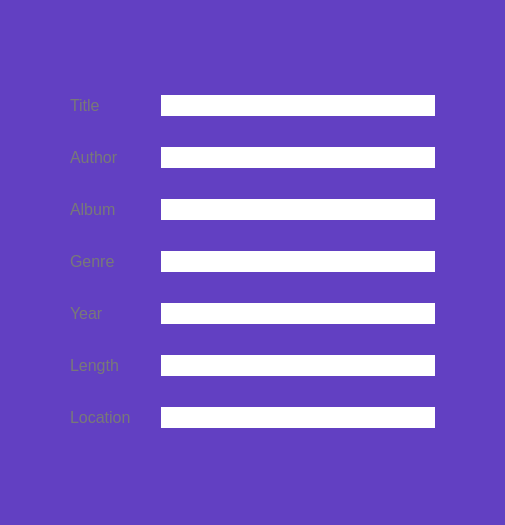
First picture: the form in App/resources/ui/PropertiesWidget.ui, repository senatrkosarev/AudioPlayer, before the edit.
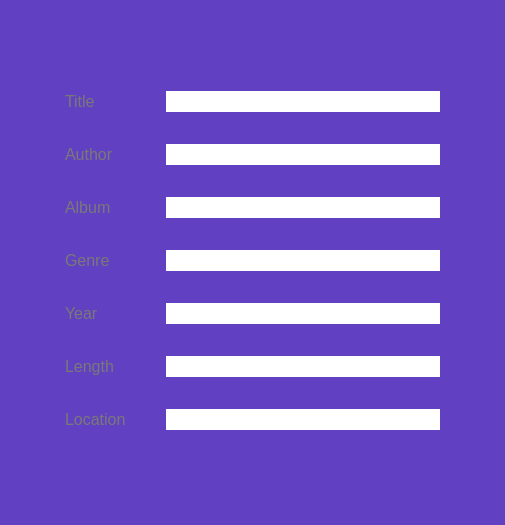
Second picture: the form after the edit. Icons and pictures are not drawn.

Commit message: Fix 'Properties' window UI

Patch:
```diff
--- a/App/resources/ui/PropertiesWidget.ui
+++ b/App/resources/ui/PropertiesWidget.ui
@@ -33,19 +33,19 @@
   </property>
   <layout class="QGridLayout" name="gridLayout">
    <property name="leftMargin">
-    <number>70</number>
+    <number>65</number>
    </property>
    <property name="topMargin">
-    <number>70</number>
+    <number>65</number>
    </property>
    <property name="rightMargin">
-    <number>70</number>
+    <number>65</number>
    </property>
    <property name="bottomMargin">
-    <number>70</number>
+    <number>65</number>
    </property>
    <property name="horizontalSpacing">
-    <number>30</number>
+    <number>40</number>
    </property>
    <item row="0" column="0">
     <widget class="QLabel" name="title_label">
@@ -88,7 +88,7 @@
       <bool>false</bool>
      </property>
      <property name="alignment">
-      <set>Qt::AlignRight|Qt::AlignTrailing|Qt::AlignVCenter</set>
+      <set>Qt::AlignLeading|Qt::AlignLeft|Qt::AlignVCenter</set>
      </property>
      <property name="readOnly">
       <bool>true</bool>
@@ -107,7 +107,7 @@
       <bool>false</bool>
      </property>
      <property name="alignment">
-      <set>Qt::AlignRight|Qt::AlignTrailing|Qt::AlignVCenter</set>
+      <set>Qt::AlignLeading|Qt::AlignLeft|Qt::AlignVCenter</set>
      </property>
      <property name="readOnly">
       <bool>true</bool>
@@ -152,7 +152,7 @@
       <bool>false</bool>
      </property>
      <property name="alignment">
-      <set>Qt::AlignRight|Qt::AlignTrailing|Qt::AlignVCenter</set>
+      <set>Qt::AlignLeading|Qt::AlignLeft|Qt::AlignVCenter</set>
      </property>
      <property name="readOnly">
       <bool>true</bool>
@@ -174,7 +174,7 @@
       <bool>false</bool>
      </property>
      <property name="alignment">
-      <set>Qt::AlignRight|Qt::AlignTrailing|Qt::AlignVCenter</set>
+      <set>Qt::AlignLeading|Qt::AlignLeft|Qt::AlignVCenter</set>
      </property>
      <property name="readOnly">
       <bool>true</bool>
@@ -219,7 +219,7 @@
       <bool>false</bool>
      </property>
      <property name="alignment">
-      <set>Qt::AlignRight|Qt::AlignTrailing|Qt::AlignVCenter</set>
+      <set>Qt::AlignLeading|Qt::AlignLeft|Qt::AlignVCenter</set>
      </property>
      <property name="readOnly">
       <bool>true</bool>
@@ -238,7 +238,7 @@
       <bool>false</bool>
      </property>
      <property name="alignment">
-      <set>Qt::AlignRight|Qt::AlignTrailing|Qt::AlignVCenter</set>
+      <set>Qt::AlignLeading|Qt::AlignLeft|Qt::AlignVCenter</set>
      </property>
      <property name="readOnly">
       <bool>true</bool>
@@ -257,7 +257,7 @@
       <bool>false</bool>
      </property>
      <property name="alignment">
-      <set>Qt::AlignRight|Qt::AlignTrailing|Qt::AlignVCenter</set>
+      <set>Qt::AlignLeading|Qt::AlignLeft|Qt::AlignVCenter</set>
      </property>
      <property name="readOnly">
       <bool>true</bool>
```
The commit also changes 1 other file.
